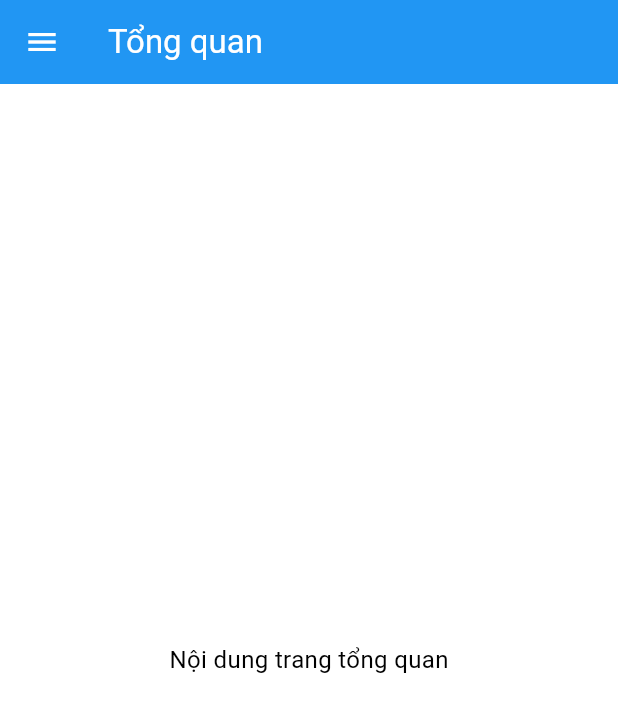
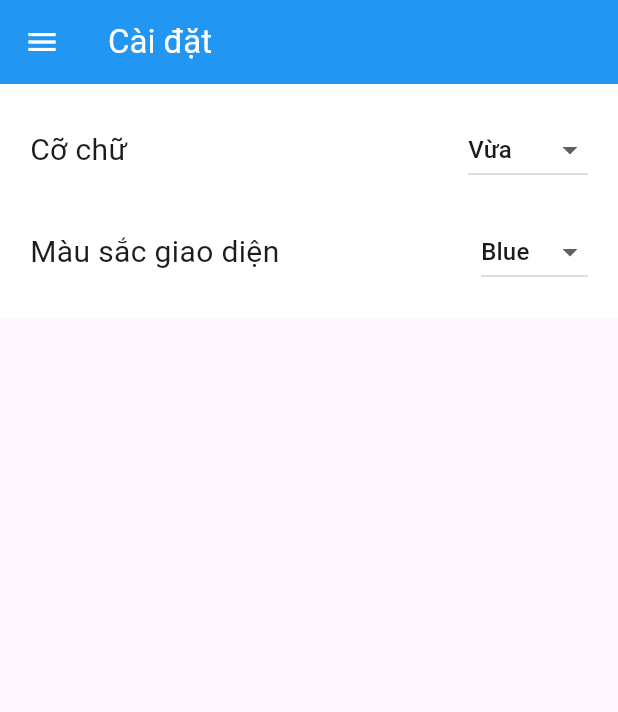
Before and after one commit to AnhNguyen7303/Mobile, a Flutter app: the MyDrawer widget shown alone on an empty page, opened directly, after a tap on "Cài đặt", on a phone screen of 412 x 824 dp. Shown: the top 712 px of the screen. Run offline on Flutter 3.47's test engine with Material 3 defaults, Android fonts, the light colour scheme and no system bars; statements that could not run were skipped.

Commit message:
edit 2 Drawer and Profile admin

```diff
--- a/lib/Widgets/components/my_drawer.dart
+++ b/lib/Widgets/components/my_drawer.dart
@@ -69,7 +69,7 @@ class MyDrawer extends StatelessWidget {
                 leading: Icon(Icons.settings),
                 title: Text("Cài đặt"),
                 onTap: () {
-                  Navigator.of(context).popAndPushNamed("/");
+                  Navigator.of(context).popAndPushNamed("/font_size");
                 },
               ),
             ],
--- /dev/null
+++ b/lib/Widgets/font_size.dart
@@ -0,0 +1,82 @@
+import '/widgets/components/my_drawer.dart';
+import '/models/user_interface.dart';
+import 'package:flutter/material.dart';
+import 'package:provider/provider.dart';
+
+class MyFontSize extends StatelessWidget {
+  @override
+  Widget build(BuildContext context) {
+    return Consumer<UserInterface>(
+      builder: (context, ui, child) {
+        return Scaffold(
+          appBar: AppBar(
+            title: Text("Cài đặt"),
+            backgroundColor: ui.appBarColor,
+            foregroundColor: Colors.white,
+          ),
+          drawer: MyDrawer(),
+          body: Container(
+            color: ui.backGroundHomePage,
+            padding: const EdgeInsets.all(20.0),
+            child: SingleChildScrollView(
+              child:
+              Column(
+                crossAxisAlignment: CrossAxisAlignment.stretch,
+                children: [
+                  buildDropdownButton(
+                    labelText: "Cỡ chữ",
+                    value: ui.strFontSize,
+                    onChanged: (String? value) {
+                      ui.fontSize = value!;
+                    },
+                    items: UserInterface.listFontSize,
+                  ),
+                  SizedBox(height: 20),
+                  buildDropdownButton(
+                    labelText: "Màu sắc giao diện",
+                    value: ui.strAppBarColor,
+                    onChanged: (String? value) {
+                      ui.appBarColor = value!;
+                    },
+                    items: UserInterface.listColorAppBar,
+                  ),
+                ],
+              ),
+            ),
+          ),
+        );
+      },
+    );
+  }
+
+  Widget buildDropdownButton({
+    required String labelText,
+    required String value,
+    required Function(String?) onChanged,
+    required List<String> items,
+  }) {
+    return Row(
+      mainAxisAlignment: MainAxisAlignment.spaceBetween,
+      children: [
+        Text(
+          labelText,
+          style: TextStyle(
+            fontSize: 20,
+          ),
+        ),
+        DropdownButton<String>(
+          value: value,
+          items: items.map<DropdownMenuItem<String>>(
+            (String value) {
+              return DropdownMenuItem<String>(
+                value: value,
+                child: Text(value),
+              );
+            },
+          ).toList(),
+          onChanged: onChanged,
+        ),
+      ],
+    );
+  }
+}
--- a/lib/Widgets/profile.dart
+++ b/lib/Widgets/profile.dart
@@ -1,21 +1,101 @@
 import 'package:flutter/material.dart';
 import 'package:flutter/cupertino.dart';
+import '/models/user_interface.dart';
+import 'package:provider/provider.dart';
+// class ProfileScreen extends StatelessWidget {
+//   const ProfileScreen({Key? key}) : super(key: key);
+
+//   @override
+//   Widget build(BuildContext context) {
+//     return Scaffold(
+//       appBar: AppBar(
+//         toolbarHeight: 50,
+//         backgroundColor: Colors.blue,
+//         iconTheme: IconThemeData(color: Colors.white), // Đặt màu cho biểu tượng
+//         title: Text(
+//           "Employee Information",
+//           style: TextStyle(
+//             fontSize: 20,
+//             color: Colors.white, // Đặt màu cho văn bản
+//           ),
+//         ),
+//       ),
+//       body: Padding(
+//         padding: const EdgeInsets.all(20),
+//         child: Column(
+//           children: [
+//             const SizedBox(height: 40),
+//             CircleAvatar(
+//               radius: 70,
+//               backgroundImage: AssetImage('assets/images/user2.png'),
+//             ),
+//             const SizedBox(height: 20),
+//             itemProfile('Name', 'Nguyễn Đức Anh', CupertinoIcons.person),
+//             const SizedBox(height: 10),
+//             itemProfile('Phone', '0981402765', CupertinoIcons.phone),
+//             const SizedBox(height: 10),
+//             itemProfile('Address', 'Hà Đông', CupertinoIcons.location),
+//             const SizedBox(height: 10),
+//             itemProfile('Email', '21012478@st.phenikaa-uni.edu.vn', CupertinoIcons.mail),
+//             const SizedBox(height: 20,),
+//             SizedBox(
+//               width: double.infinity,
+//               child: ElevatedButton(
+//                   onPressed: () {},
+//                   style: ElevatedButton.styleFrom(
+//                     padding: const EdgeInsets.all(15),
+//                   ),
+//                   child: const Text('Edit Profile')
+//               ),
+//             )
+//           ],
+//         ),
+//       ),
+//     );
+//   }
+
+//   itemProfile(String title, String subtitle, IconData iconData) {
+//     return Container(
+//       decoration: BoxDecoration(
+//           color: Colors.white,
+//           borderRadius: BorderRadius.circular(10),
+//           boxShadow: [
+//             BoxShadow(
+//                 offset: Offset(0, 5),
+//                 color: const Color.fromARGB(255, 173, 167, 165).withOpacity(.2),
+//                 spreadRadius: 2,
+//                 blurRadius: 10
+//             )
+//           ]
+//       ),
+//       child: ListTile(
+//         title: Text(title),
+//         subtitle: Text(subtitle),
+//         leading: Icon(iconData),
+//         trailing: Icon(Icons.arrow_forward, color: Colors.grey.shade400),
+//         tileColor: Colors.white,
+//       ),
+//     );
+//   }
+// }
 
 class ProfileScreen extends StatelessWidget {
   const ProfileScreen({Key? key}) : super(key: key);
 
   @override
   Widget build(BuildContext context) {
+    return Consumer<UserInterface>(
+      builder: (context, ui, child) {
         return Scaffold(
           appBar: AppBar(
             toolbarHeight: 50,
-        backgroundColor: Colors.blue,
-        iconTheme: IconThemeData(color: Colors.white), // Đặt màu cho biểu tượng
+            backgroundColor: ui.appBarColor,
+            iconTheme: IconThemeData(color: Colors.white),
             title: Text(
               "Employee Information",
               style: TextStyle(
                 fontSize: 20,
-            color: Colors.white, // Đặt màu cho văn bản
+                color: Colors.white,
               ),
             ),
           ),
@@ -44,16 +124,18 @@ class ProfileScreen extends StatelessWidget {
                     style: ElevatedButton.styleFrom(
                       padding: const EdgeInsets.all(15),
                     ),
-                  child: const Text('Edit Profile')
+                    child: const Text('Edit Profile'),
                   ),
-            )
+                ),
               ],
             ),
           ),
         );
+      },
+    );
   }
 
-  itemProfile(String title, String subtitle, IconData iconData) {
+  Widget itemProfile(String title, String subtitle, IconData iconData) {
     return Container(
       decoration: BoxDecoration(
         color: Colors.white,
@@ -63,9 +145,9 @@ class ProfileScreen extends StatelessWidget {
             offset: Offset(0, 5),
             color: const Color.fromARGB(255, 173, 167, 165).withOpacity(.2),
             spreadRadius: 2,
-                blurRadius: 10
-            )
-          ]
+            blurRadius: 10,
+          ),
+        ],
       ),
       child: ListTile(
         title: Text(title),
--- a/lib/main.dart
+++ b/lib/main.dart
@@ -10,6 +10,7 @@
 import '/models/user_interface.dart';
 import '/Widgets/homepage.dart';
 import '/Widgets/profile.dart';
+import '/Widgets/font_size.dart';
 import 'package:personnel/Widgets/EmployInfor.dart';
 
 void main() {
@@ -28,6 +29,7 @@
           "/": (context) => MyHomePage(),
           "/profile": (context) => ProfileScreen(),
           "/employee_imfo": (context) => EmployInfor(),
+          "/font_size": (context) => MyFontSize(),
         }
       ),
     );
```
Lines whose indentation alone changed are shown as unchanged.
